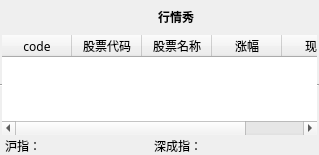
The window that dlgmain.ui (brucezhao/stockshow) describes before a commit, drawn with Qt 5.
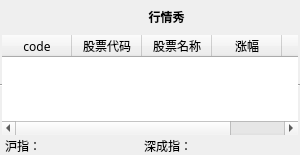
The same window after the commit. Icons and pictures are not drawn.

The edit to the form file:
```diff
--- a/dlgmain.ui
+++ b/dlgmain.ui
@@ -6,7 +6,7 @@
    <rect>
     <x>0</x>
     <y>0</y>
-    <width>319</width>
+    <width>300</width>
     <height>155</height>
    </rect>
   </property>
```
